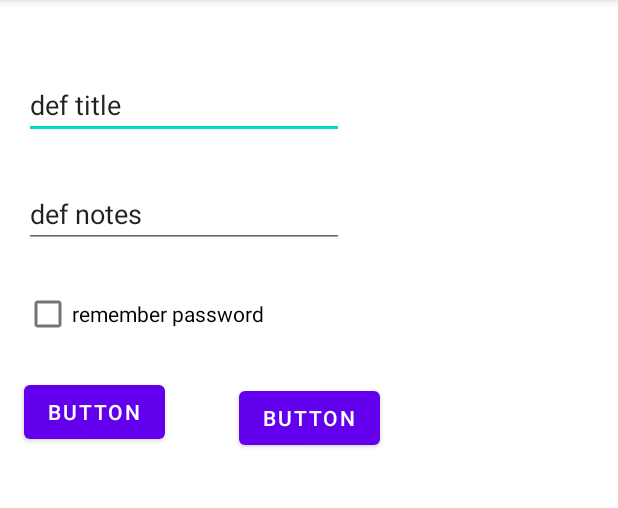
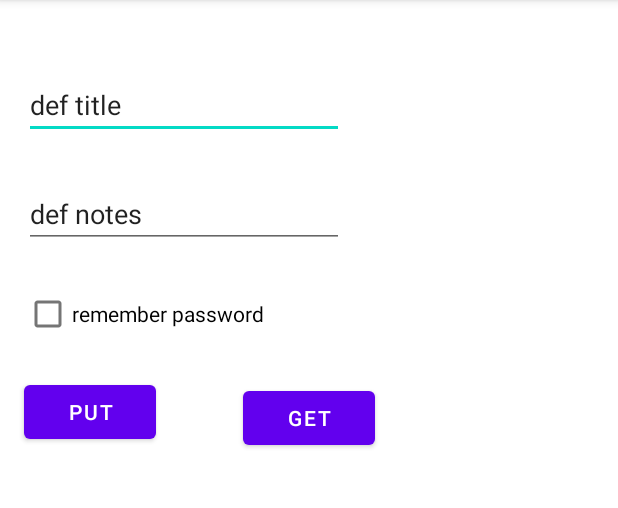
Before and after one commit to abdultanveer/philips, an Android app: the screen it shows after launch (DataActivity), on a phone screen of 412 x 824 dp, the part 84-592 px from its top. Run offline under Robolectric (Android 15) with nearby library versions, the phone set to English and light mode, and no system bars.

```diff
--- /dev/null
+++ b/app/src/main/java/com/abdul/philips/datastorage/model/MyNote.kt
@@ -0,0 +1,3 @@
+package com.abdul.philips.datastorage.model
+
+class MyNote(var title: String, var subTitle: String)
--- /dev/null
+++ b/app/src/main/java/com/abdul/philips/datastorage/model/TodoNote.kt
@@ -0,0 +1,3 @@
+package com.abdul.philips.datastorage.model
+
+class TodoNote(val title: String, val subtitle: String)
--- a/app/src/main/res/layout/activity_data.xml
+++ b/app/src/main/res/layout/activity_data.xml
@@ -47,7 +47,7 @@
         android:layout_height="wrap_content"
         android:layout_marginStart="16dp"
         android:layout_marginTop="17dp"
-        android:text="Button"
+        android:text="put"
         app:layout_constraintStart_toStartOf="parent"
         app:layout_constraintTop_toBottomOf="@+id/cbRemPwd" />
 
@@ -57,7 +57,7 @@
         android:layout_width="wrap_content"
         android:layout_height="wrap_content"
         android:layout_marginTop="21dp"
-        android:text="Button"
+        android:text="get"
         app:layout_constraintEnd_toEndOf="parent"
         app:layout_constraintStart_toStartOf="parent"
         app:layout_constraintTop_toBottomOf="@+id/cbRemPwd" />
```
Also changed, not shown: app/src/main/java/com/abdul/philips/datastorage/DataActivity.kt (+7 -1 lines), app/src/main/java/com/abdul/philips/datastorage/db/NotesDao.java (+10 -0 lines).
